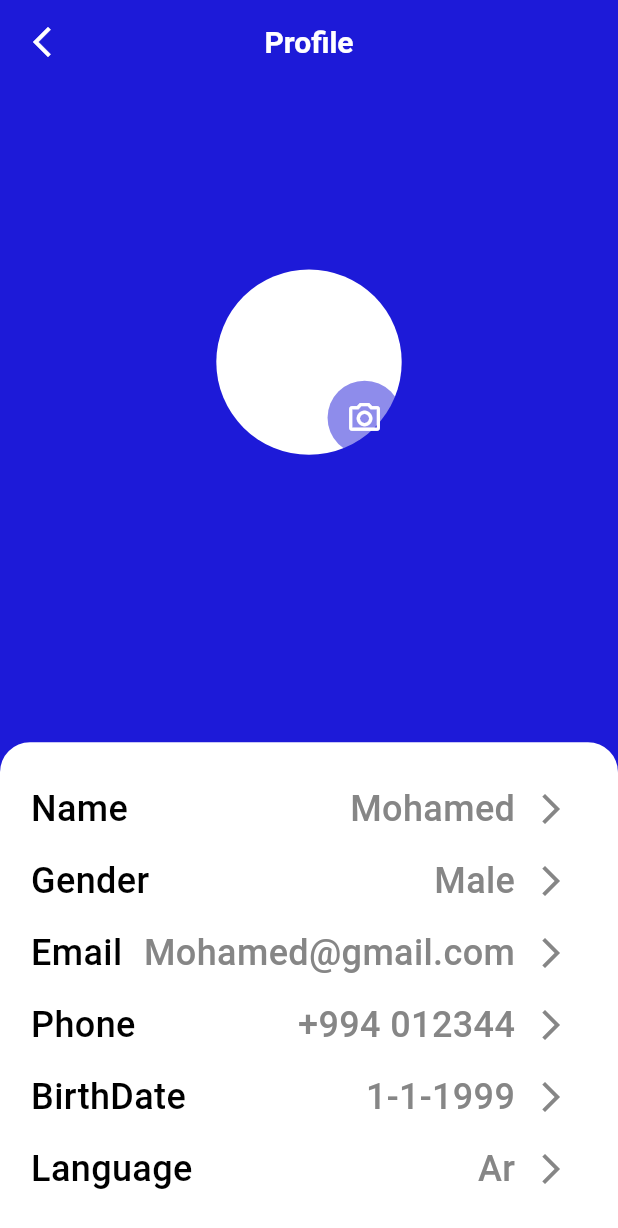
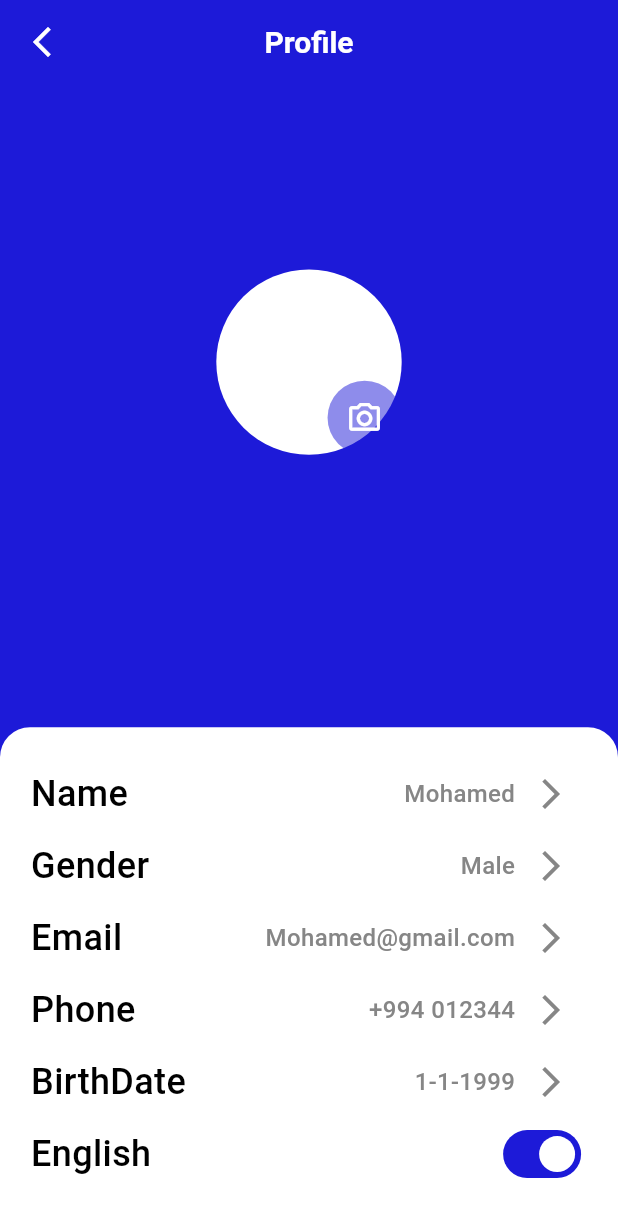
Before and after one commit to Youssef-Khorshed/TaxiGoUser, a Flutter app: the ProfileScreen screen opened by its route, on a phone screen of 412 x 824 dp. Shown: the top 1228 px of the screen. Run offline on Flutter 3.47's test engine with Material 3 defaults, Android fonts, the phone set to English and light mode, and no system bars; drawn by our look-alikes of auto_size_text; our stand-ins replace dropdown_button2, firebase_core, flutter_rating_bar, flutter_svg, font_awesome_flutter, google_fonts and 2 more; accounts and stored records are empty; generated files the repository leaves out were written again; Roboto replaces fonts that are missing (Cairo).

Commit message:
editing profile page (adding cutom change Langaue widhet) editing custom Raw Profile widget (to fit with tablet size in text)

```diff
--- a/lib/Features/Profile/profile.dart
+++ b/lib/Features/Profile/profile.dart
@@ -3,6 +3,7 @@ import 'package:flutter/material.dart';
 import 'package:taxi_go_user_version/Core/Utils/Colors/app_colors.dart';
 import 'package:taxi_go_user_version/Core/Utils/Spacing/app_spacing.dart';
 import 'package:taxi_go_user_version/Core/Utils/Text/text_style.dart';
+import 'package:taxi_go_user_version/Features/Profile/profile_widgets/custom_chageLanguage_profile.dart';
 import 'package:taxi_go_user_version/Features/Profile/profile_widgets/custom_raw_profile.dart';
 
 class ProfileScreen extends StatefulWidget {
@@ -67,7 +68,6 @@ class _ProfileScreenState extends State<ProfileScreen> {
           Container(
             width: double.infinity,
             padding: EdgeInsets.all(size.width * 0.05),
-            // margin: EdgeInsets.symmetric(horizontal: size.width * 0.05),
             decoration: const BoxDecoration(
               color: AppColors.whiteColor,
               borderRadius: BorderRadius.only(
@@ -83,7 +83,12 @@ class _ProfileScreenState extends State<ProfileScreen> {
                 CustomRawProfile(title: 'Email', content: 'Mohamed@gmail.com'),
                 CustomRawProfile(title: 'Phone', content: '+994 012344'),
                 CustomRawProfile(title: 'BirthDate', content: '1-1-1999'),
-                CustomRawProfile(title: 'Language', content: 'Ar')
+                // CustomRawProfile(title: 'Language', content: 'Ar')
+                CustomChagelanguageProfile(
+                  toggleLanguage: () {},
+                ),
+
+                verticalSpace(10)
               ],
             ),
           ),
--- /dev/null
+++ b/lib/Features/Profile/profile_widgets/custom_chageLanguage_profile.dart
@@ -0,0 +1,53 @@
+import 'package:auto_size_text/auto_size_text.dart';
+import 'package:flutter/material.dart';
+import 'package:taxi_go_user_version/Core/Utils/Colors/app_colors.dart';
+import 'package:taxi_go_user_version/Core/Utils/Text/text_style.dart';
+
+class CustomChagelanguageProfile extends StatefulWidget {
+  final VoidCallback toggleLanguage;
+
+  const CustomChagelanguageProfile({super.key, required this.toggleLanguage});
+
+  @override
+  // ignore: library_private_types_in_public_api
+  _CustomChagelanguageProfileState createState() =>
+      _CustomChagelanguageProfileState();
+}
+
+class _CustomChagelanguageProfileState
+    extends State<CustomChagelanguageProfile> {
+  bool _isEnglish = true;
+
+  @override
+  Widget build(BuildContext context) {
+    return Row(
+      mainAxisSize: MainAxisSize.min,
+      children: [
+        AnimatedSwitcher(
+          duration: const Duration(milliseconds: 500),
+          transitionBuilder: (Widget child, Animation<double> animation) {
+            return ScaleTransition(scale: animation, child: child);
+          },
+          child: AutoSizeText(
+            _isEnglish ? 'English' : 'العربية',
+            key: ValueKey<bool>(_isEnglish),
+            style: AppTextStyles.style24BlackW500,
+          ),
+        ),
+        const Spacer(),
+        Switch(
+          value: _isEnglish,
+          onChanged: (value) {
+            setState(() {
+              _isEnglish = value;
+            });
+
+            widget.toggleLanguage();
+          },
+          activeTrackColor: AppColors.blueColor,
+          activeColor: AppColors.whiteColor,
+        ),
+      ],
+    );
+  }
+}
--- a/lib/Features/Profile/profile_widgets/custom_raw_profile.dart
+++ b/lib/Features/Profile/profile_widgets/custom_raw_profile.dart
@@ -32,7 +32,9 @@ class _CustomRawProfileState extends State<CustomRawProfile> {
         const Spacer(),
         AutoSizeText(
           widget.content,
-          style: AppTextStyles.style24DarkgrayW500,
+          style: MediaQuery.of(context).size.shortestSide >= 600
+              ? AppTextStyles.style24DarkgrayW500
+              : AppTextStyles.style16DarkgrayW500,
         ),
         IconButton(
             onPressed: () {
```
